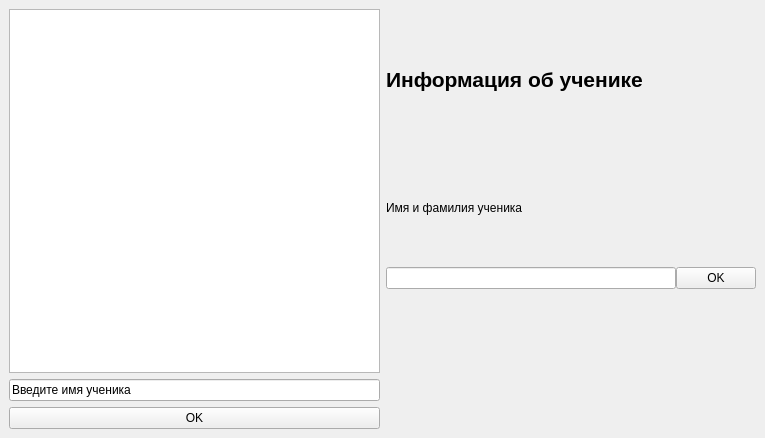
Qt form windows/window.ui (Marashli/FaceDetect) before a commit.
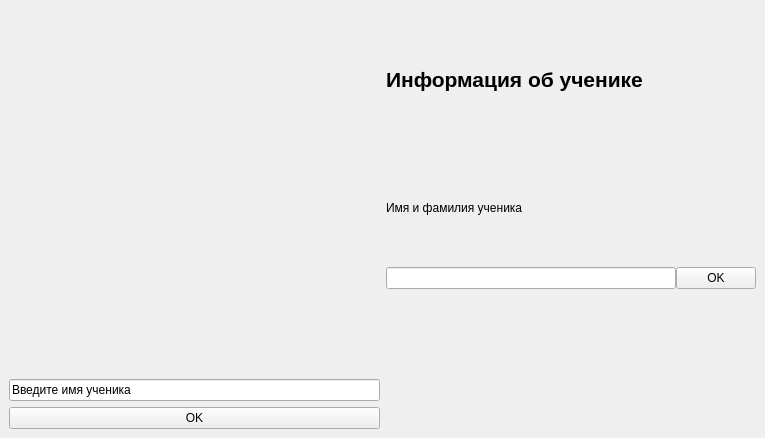
The same form after that commit.

Diff of the .ui file:
```diff
--- a/windows/window.ui
+++ b/windows/window.ui
@@ -31,7 +31,11 @@
            <number>0</number>
           </property>
           <item>
-           <widget class="QGraphicsView" name="graphicsView"/>
+           <widget class="QLabel" name="label_4">
+            <property name="text">
+             <string/>
+            </property>
+           </widget>
           </item>
           <item>
            <widget class="QLineEdit" name="lineEdit">
```
